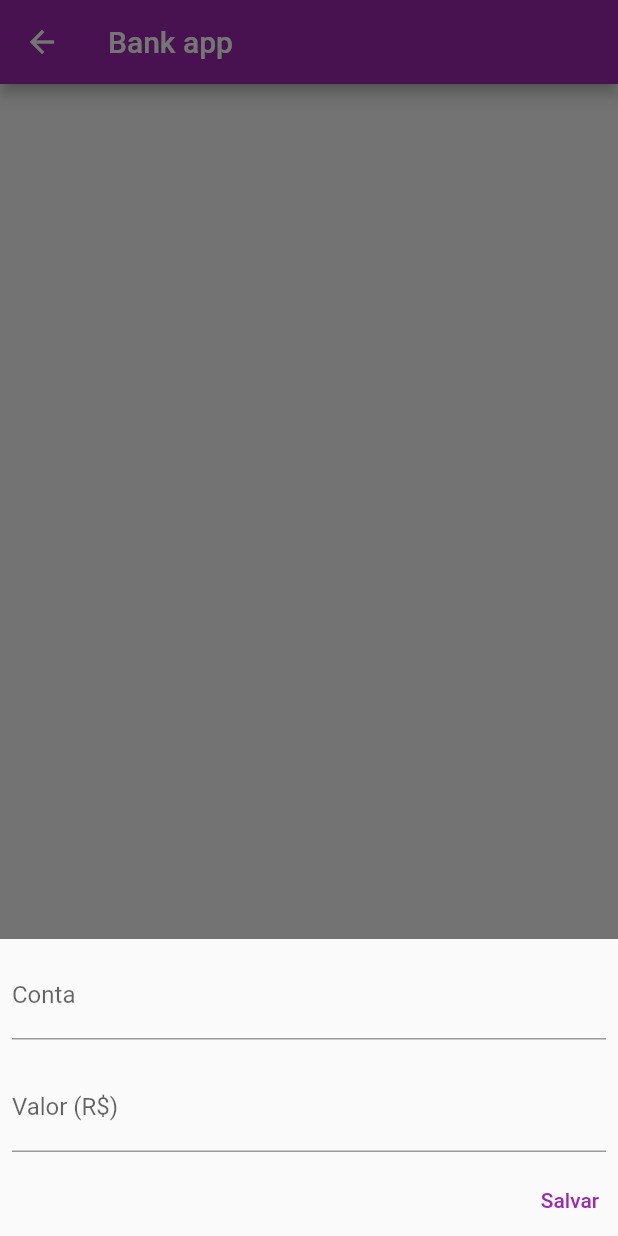
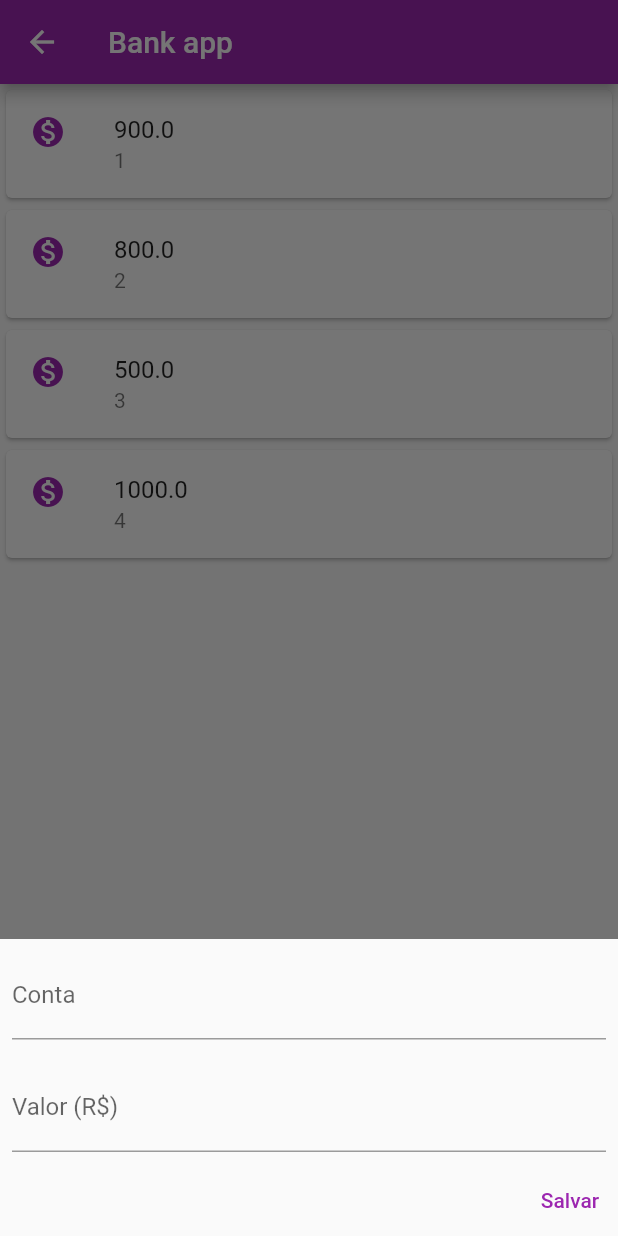
Before and after one commit to kefflen/flutter-studies, a Flutter app: the Accounts screen opened by its route, after a tap on the "add" icon, on a phone screen of 412 x 824 dp. Run offline on Flutter 3.47's test engine with Material 2 defaults, Android fonts, the phone set to English and light mode, and no system bars.

```diff
--- a/bank/lib/components/transaction_list.dart
+++ b/bank/lib/components/transaction_list.dart
@@ -2,15 +2,18 @@ import 'package:flutter/material.dart';
 
 import '../models/transaction.dart';
 
-class TransactionList extends StatelessWidget {
-  final List<TransactionItem> _transactionList;
+class TransactionListComponent extends StatelessWidget {
+  final List<Transaction> _transactionList;
 
-  const TransactionList(this._transactionList, {Key? key}) : super(key: key);
+  const TransactionListComponent(this._transactionList, {Key? key})
+      : super(key: key);
 
   @override
   Widget build(BuildContext context) {
-    return Column(
-      children: _transactionList,
+    return ListView.builder(
+      shrinkWrap: true,
+      itemCount: _transactionList.length,
+      itemBuilder: (ctx, index) => TransactionItem(_transactionList[index]),
     );
   }
 }
--- /dev/null
+++ b/bank/lib/data/transactions.dart
@@ -0,0 +1,8 @@
+import 'package:bank/models/transaction.dart';
+
+final dummyTransactions = [
+  Transaction(900, 1),
+  Transaction(800, 2),
+  Transaction(500, 3),
+  Transaction(1000, 4),
+];
--- /dev/null
+++ b/bank/lib/models/transactions_list.dart
@@ -0,0 +1,14 @@
+import 'package:bank/data/transactions.dart';
+import 'package:bank/models/transaction.dart';
+import 'package:flutter/cupertino.dart';
+
+class TransactionList with ChangeNotifier {
+  final List<Transaction> _itens = dummyTransactions;
+
+  List<Transaction> get items => [..._itens];
+
+  void addTransaction(Transaction transaction) {
+    _itens.add(transaction);
+    notifyListeners();
+  }
+}
--- a/bank/lib/screens/accounts_screen.dart
+++ b/bank/lib/screens/accounts_screen.dart
@@ -1,9 +1,10 @@
 import 'package:bank/components/transaction_form.dart';
 import 'package:bank/components/transaction_list.dart';
+import 'package:bank/models/transactions_list.dart';
 import 'package:flutter/material.dart';
+import 'package:provider/provider.dart';
 
 import '../models/transaction.dart';
-
 
 class Accounts extends StatefulWidget {
   const Accounts({Key? key}) : super(key: key);
@@ -17,14 +18,12 @@ class _AccountsState extends State<Accounts> {
 
   @override
   Widget build(BuildContext context) {
+    final provider = Provider.of<TransactionList>(context);
+
     openTransactionModal(BuildContext context) {
       onSubmit(int accountNumber, double value) {
-        final transactionItem = TransactionItem(
-          Transaction(value, accountNumber),
-        );
-        setState(() {
-          _transactionList.add(transactionItem);
-        });
+        provider.addTransaction(Transaction(value, accountNumber));
+
         Navigator.pop(context);
       }
 
@@ -41,7 +40,7 @@ class _AccountsState extends State<Accounts> {
         title: const Text('Bank app'),
       ),
       body: SingleChildScrollView(
-        child: TransactionList(_transactionList),
+        child: TransactionListComponent(provider.items),
       ),
       floatingActionButton: FloatingActionButton(
         tooltip: 'Adicionar transação',
```
Also changed, not shown: bank/lib/main.dart (+12 -4 lines).
